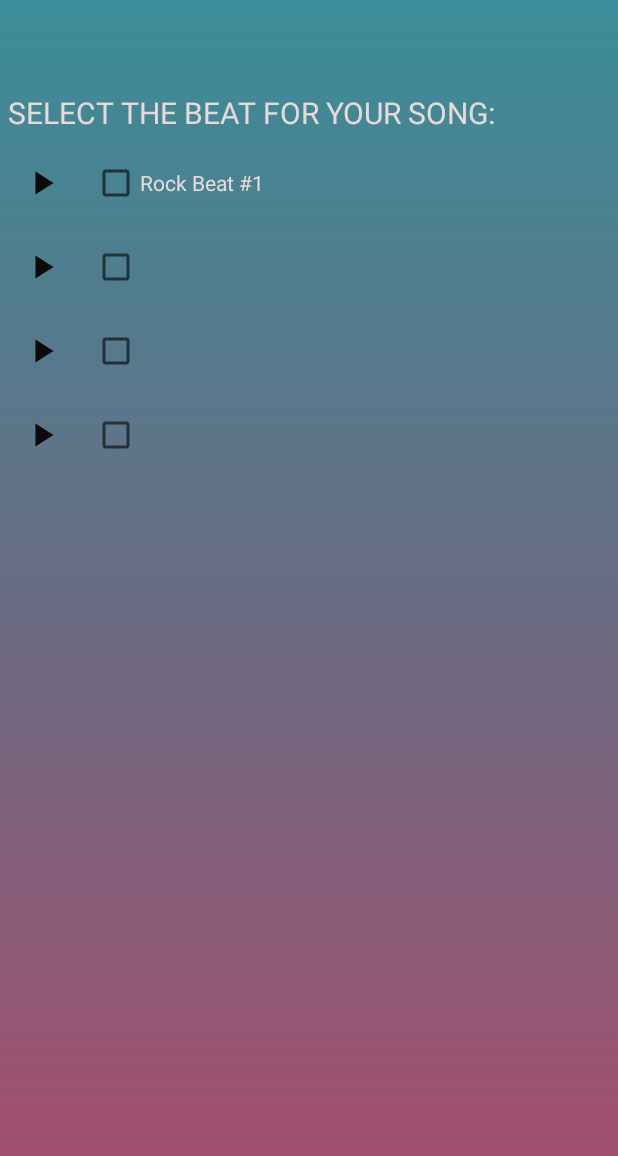
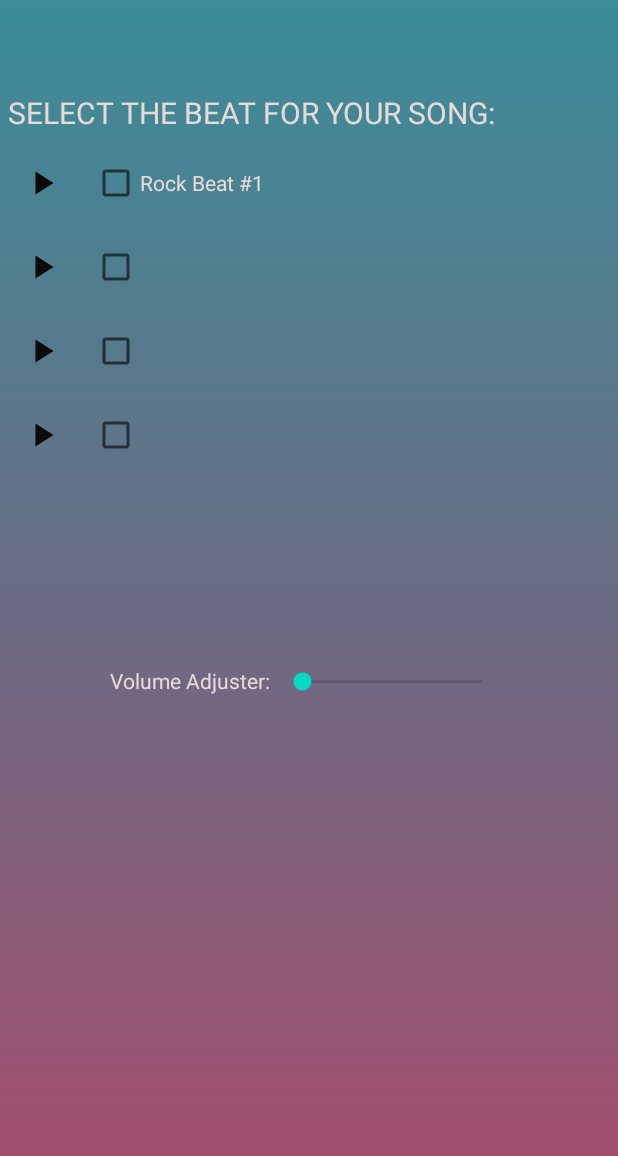
Before and after one commit to jtclapp/MApp, an Android app: the BeatPage2 screen opened directly, with no data from a screen before it, on a phone screen of 412 x 824 dp. Shown: the top 1156 px of the screen. Run offline under Robolectric (Android 15) with nearby library versions, the phone set to English and light mode, and no system bars.

Commit message:
Got volume adjuster set throughout app

```diff
--- a/app/src/main/java/com/example/musicapp/BeatPage1.java
+++ b/app/src/main/java/com/example/musicapp/BeatPage1.java
@@ -138,12 +138,10 @@ public class BeatPage1 extends AppCompatActivity {
             }
         });
         volumeadj = findViewById(R.id.Volume);
-        setVolume = (float) volumeadj.getProgress() / 50;
     }
 
     public void openMainAct5() {
         Intent intent = new Intent(this, MainActivity5.class);
-
         if (check == 1) {
             intent.putExtra("check", 1);
         }
@@ -153,7 +151,9 @@ public class BeatPage1 extends AppCompatActivity {
         if (check == 3) {
             intent.putExtra("check", 3);
         }
-        intent.putExtra("setvolume",setVolume);
+        setVolume = (float) volumeadj.getProgress() / 50;
+        if (setVolume < 0.1) {setVolume = 0.1f;}
+        intent.putExtra("setVolume",setVolume);
         startActivity(intent);
     }
 
--- a/app/src/main/java/com/example/musicapp/BeatPage2.java
+++ b/app/src/main/java/com/example/musicapp/BeatPage2.java
@@ -6,6 +6,7 @@ import android.os.Bundle;
 import android.os.Environment;
 import android.view.View;
 import android.widget.CheckBox;
+import android.widget.SeekBar;
 import android.widget.ToggleButton;
 import androidx.appcompat.app.AlertDialog;
 import androidx.appcompat.app.AppCompatActivity;
@@ -19,6 +20,8 @@ public class BeatPage2 extends AppCompatActivity {
     CheckBox checkBox2;
     CheckBox checkBox3;
     CheckBox checkBox4;
+    SeekBar volumeadj;
+    float setVolume;
 
     ToggleButton T1, T2, T3, T4;
     int check;
@@ -161,6 +164,7 @@ public class BeatPage2 extends AppCompatActivity {
                 }
             }
         });
+        volumeadj = findViewById(R.id.Volume2);
     }
     public void openMainAct5() {
         Intent intent = new Intent(this, MainActivity5.class);
@@ -176,6 +180,9 @@ public class BeatPage2 extends AppCompatActivity {
         if (check == 7) {
             intent.putExtra("check", 7);
         }
+        setVolume = (float) volumeadj.getProgress() / 50;
+        if (setVolume < 0.1) {setVolume = 0.1f;}
+        intent.putExtra("setVolume",setVolume);
         startActivity(intent);
     }
     public void play() {
@@ -183,6 +190,8 @@ public class BeatPage2 extends AppCompatActivity {
                 stopPlayer();
             }
             player = new MediaPlayer();
+            setVolume = (float) volumeadj.getProgress() / 50;
+            if (setVolume < 0.1) {setVolume = 0.1f;}
             try {
                 player.setDataSource(String.valueOf(path));
                 player.setOnPreparedListener(new MediaPlayer.OnPreparedListener() {
@@ -192,6 +201,7 @@ public class BeatPage2 extends AppCompatActivity {
                     }
                 });
                 player.prepare();
+                player.setVolume(setVolume,setVolume);
             }
             catch (IOException e)
             {
--- a/app/src/main/java/com/example/musicapp/FinalActivity.java
+++ b/app/src/main/java/com/example/musicapp/FinalActivity.java
@@ -178,9 +178,9 @@ public class FinalActivity extends AppCompatActivity {
     }
     public void play() {
         Intent myintent2 = getIntent();
-        Intent myintent0 = getIntent();
+        Intent myintent = getIntent();
         int intvalue = myintent2.getIntExtra("svalue", 0);
-        float finalvolume = myintent0.getFloatExtra("volume",0);
+        float final_volume = myintent.getFloatExtra("volume",0);
         if (intvalue == 1) { // Complete
             path = new File(getExternalFilesDir(Environment.DIRECTORY_MUSIC) + File.separator + "HipHop_Beat#1.mp3");
         }
@@ -231,7 +231,7 @@ public class FinalActivity extends AppCompatActivity {
                     }
                 });
                 player3.prepare();
-                player3.setVolume(finalvolume,finalvolume);
+                player3.setVolume(final_volume,final_volume);
             }
             catch (IOException e)
             {
--- a/app/src/main/java/com/example/musicapp/MainActivity5.java
+++ b/app/src/main/java/com/example/musicapp/MainActivity5.java
@@ -64,6 +64,9 @@ public class MainActivity5 extends AppCompatActivity {
             public void onClick(@NonNull View widget) {
                 Intent myintent = getIntent();
                 int svalue = myintent.getIntExtra("check", 0);
+                Intent myintent2 = getIntent();
+                float volume = myintent2.getFloatExtra("setVolume",0);
+                k.putExtra("volume",volume);
                 k.putExtra("svalue", svalue);
                 startActivity(k);
             }
@@ -366,7 +369,7 @@ public class MainActivity5 extends AppCompatActivity {
         Intent myintent = getIntent();
         Intent myintent2 = getIntent();
         int svalue = myintent.getIntExtra("check", 0);
-        float volume = myintent2.getFloatExtra("setVolume",0f);
+        float volume = myintent2.getFloatExtra("setVolume",0);
         int sampleRateInHz = GetHZ();
         int shortSizeInBytes = Short.SIZE / Byte.SIZE;
         buffersizeinbytes = (int) (file.length() / shortSizeInBytes);
--- a/app/src/main/res/layout/beat2_activity.xml
+++ b/app/src/main/res/layout/beat2_activity.xml
@@ -119,4 +119,29 @@
             android:textColor="#E6DADA" />
 
     </LinearLayout>
+    <TextView
+        android:id="@+id/Beat2TextView"
+        android:layout_width="match_parent"
+        android:layout_height="124dp" />
+    <LinearLayout
+        android:id="@+id/progress_horizontal7"
+        android:layout_width="wrap_content"
+        android:layout_height="wrap_content"
+        android:layout_gravity="center"
+        android:orientation="horizontal">
+
+        <TextView
+            android:id="@+id/adjuster2"
+            android:layout_width="wrap_content"
+            android:layout_height="wrap_content"
+            android:layout_margin="2dp"
+            android:text="Volume Adjuster:"
+            android:textColor="#E6DADA" />
+
+        <SeekBar
+            android:id="@+id/Volume2"
+            android:layout_width="152dp"
+            android:layout_margin="3dp"
+            android:layout_height="wrap_content" />
+    </LinearLayout>
 </LinearLayout>
```
Also changed, not shown: app/src/main/java/com/example/musicapp/Beatpage3.java (+16 -1 lines), app/src/main/java/com/example/musicapp/Beatpage4.java (+10 -0 lines), app/src/main/java/com/example/musicapp/DownloadedBeats.java (+10 -0 lines), app/src/main/res/layout/activity_beatpage3.xml (+26 -0 lines), app/src/main/res/layout/activity_beatpage4.xml (+26 -0 lines), app/src/main/res/layout/beat1_activity.xml (+13 -8 lines).
